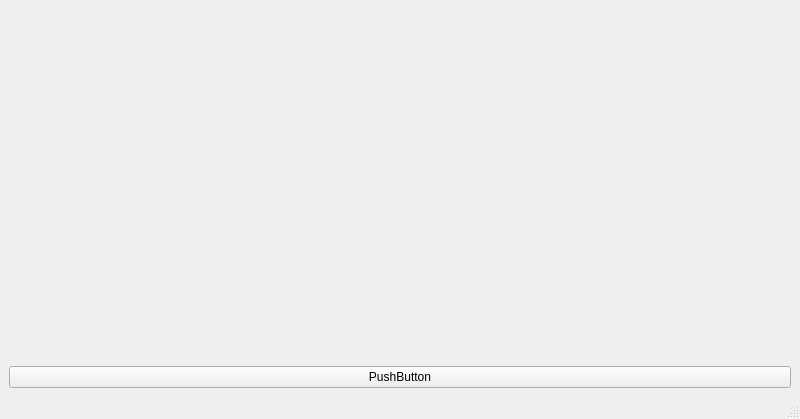
Above: Maze/view.ui from borsalinho/3D_viewer before the change; both pictures show x 0 to 800 and y 181 to 600 of the 800 by 600 pixel window. Below: the same form after it.
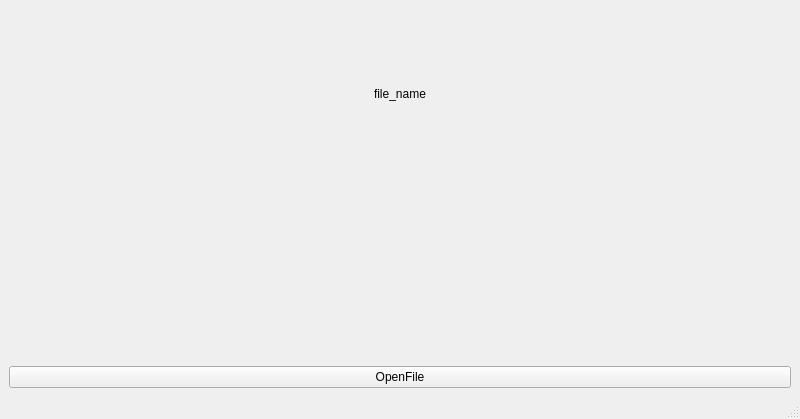
That is the form after the change.

The edit to the form file:
```diff
--- a/Maze/view.ui
+++ b/Maze/view.ui
@@ -18,7 +18,7 @@
     <item row="0" column="0">
      <widget class="QLabel" name="label">
       <property name="text">
-       <string> </string>
+       <string>file_name</string>
       </property>
       <property name="alignment">
        <set>Qt::AlignCenter</set>
@@ -28,7 +28,7 @@
     <item row="1" column="0">
      <widget class="QPushButton" name="pushButton">
       <property name="text">
-       <string>PushButton</string>
+       <string>OpenFile</string>
       </property>
      </widget>
     </item>
```
Left out of the diff: 4 changed lines with no effect on the pictures.
